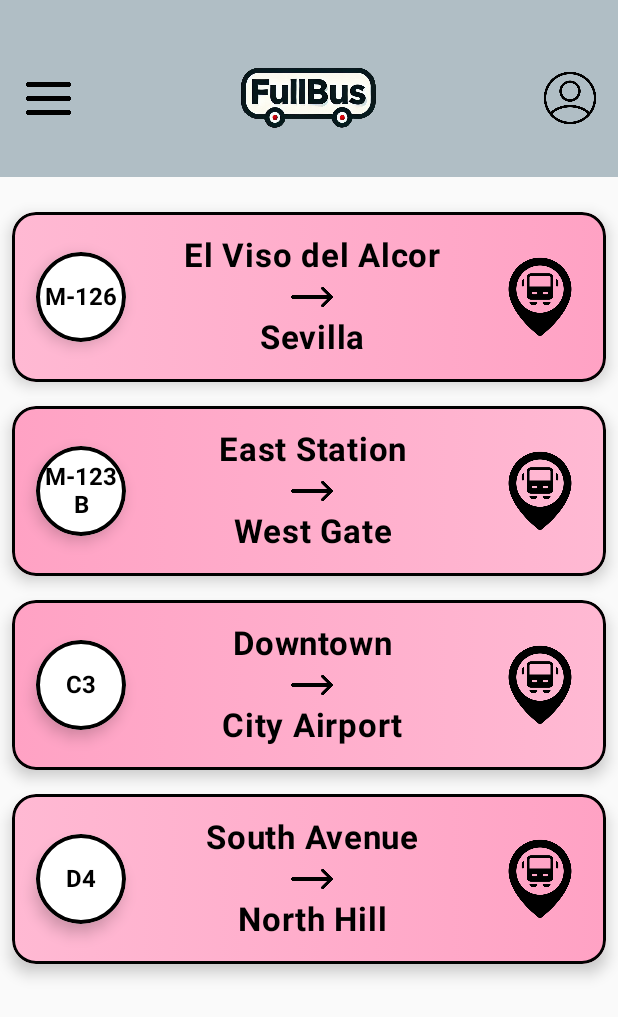
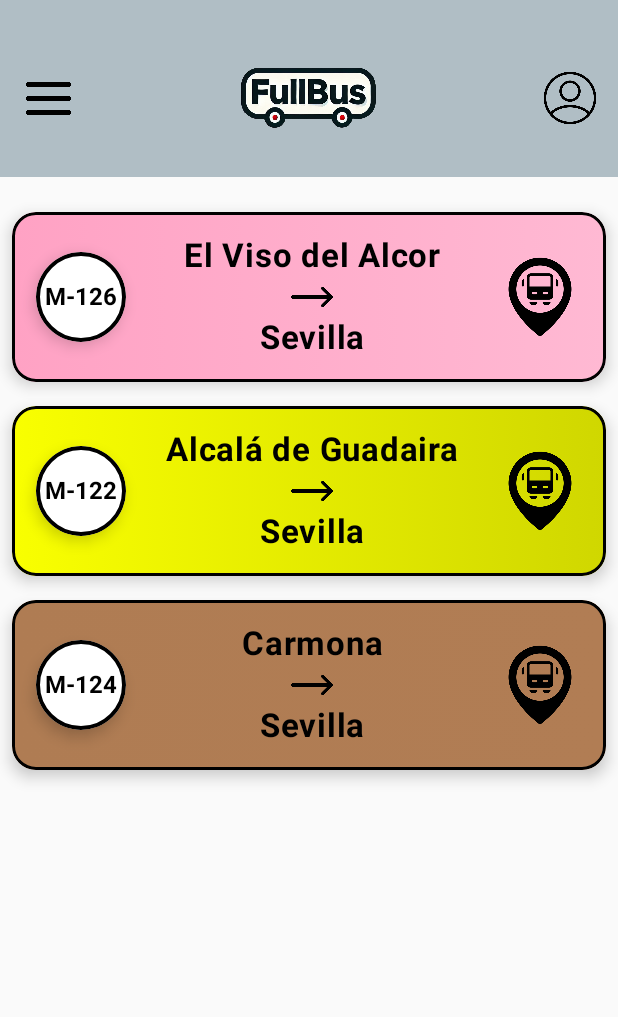
Before and after one commit to Adri833/FullBus, an Android app built with Jetpack Compose: the screen it shows after launch (MainActivity), on a phone screen of 412 x 824 dp. Shown: the top 1017 px of the screen. Run offline under Robolectric (Android 15) with nearby library versions, the phone set to English and light mode, and no system bars; our stand-ins replace AdMob, Dagger/Hilt's generated code; 1 statement that could not run was skipped.

Commit message:
RecyclerView Added

```diff
--- a/app/src/main/java/es/thatapps/fullbus/presentation/components/BusInfoBox.kt
+++ b/app/src/main/java/es/thatapps/fullbus/presentation/components/BusInfoBox.kt
@@ -100,7 +100,7 @@
                         textAlign = TextAlign.Center,
                         fontWeight = Bold,
                         modifier = Modifier
-                            .width(180.dp)
+                            .width(200.dp)
                     )
 
                     Spacer(modifier = Modifier.width(8.dp))
@@ -145,7 +145,7 @@
         lineNumber = "M-126",
         backgroundColor1 = Color(0xFFffb9d3),
         backgroundColor2 = Color(0xFFffa2c4),
-        origin = "El Viso del Alcor",
+        origin = "Alcala de Guadaira",
         destination = "Sevilla",
         onClick = {}
     )
--- a/app/src/main/java/es/thatapps/fullbus/presentation/home/domain/BusLineDomain.kt
+++ b/app/src/main/java/es/thatapps/fullbus/presentation/home/domain/BusLineDomain.kt
@@ -23,37 +23,29 @@
                 origin = "El Viso del Alcor",
                 destination = "Sevilla",
                 color = BusLineColorsDomain(
-                    colorBase = Color(0xFFffb9d3),
-                    colorAccent = Color(0xFFffa2c4)
-                )
-            ),
-            BusLineDomain(
-                line = "M-123B",
-                origin = "East Station",
-                destination = "West Gate",
-                color = BusLineColorsDomain(
                     colorBase = Color(0xFFffa2c4),
                     colorAccent = Color(0xFFffb9d3)
                 )
             ),
             BusLineDomain(
-                line = "C3",
-                origin = "Downtown",
-                destination = "City Airport",
+                line = "M-122",
+                origin = "Alcalá de Guadaira",
+                destination = "Sevilla",
                 color = BusLineColorsDomain(
-                    colorBase = Color(0xFFffa2c4),
-                    colorAccent = Color(0xFFffb9d3)
+                    colorBase = Color(0xFFf9ff00),
+                    colorAccent = Color(0xFFd0d700)
                 )
             ),
             BusLineDomain(
-                line = "D4",
-                origin = "South Avenue",
-                destination = "North Hill",
+                line = "M-124",
+                origin = "Carmona",
+                destination = "Sevilla",
                 color = BusLineColorsDomain(
-                    colorBase = Color(0xFFffb9d3),
-                    colorAccent = Color(0xFFffa2c4)
+                    colorBase = Color(0xFFaf7c53),
+                    colorAccent = Color(0xFFB17D54)
                 )
             ),
+
         )
     }
 }
--- a/app/src/main/java/es/thatapps/fullbus/presentation/home/presentation/HomeScreen.kt
+++ b/app/src/main/java/es/thatapps/fullbus/presentation/home/presentation/HomeScreen.kt
@@ -6,6 +6,7 @@
 import androidx.compose.foundation.layout.Spacer
 import androidx.compose.foundation.layout.fillMaxSize
 import androidx.compose.foundation.layout.height
+import androidx.compose.foundation.layout.wrapContentHeight
 import androidx.compose.foundation.lazy.LazyColumn
 import androidx.compose.foundation.lazy.itemsIndexed
 import androidx.compose.runtime.Composable
@@ -37,11 +38,15 @@
         // Contenido principal de la página con padding
         Column(
             modifier = Modifier
-                .fillMaxSize(),
+                .fillMaxSize()
+                .wrapContentHeight(),
             verticalArrangement = Arrangement.Top,
             horizontalAlignment = Alignment.CenterHorizontally
         ) {
-            LazyColumn(content = {
+            LazyColumn(
+                // Se ancla entre el Header y el AdBanner
+                modifier = Modifier.weight(1f),
+                content = {
                 itemsIndexed(BusLineMockData.getMockBusLines()) { _, item ->
                     item.apply {
                         BusInfoBox(
@@ -55,18 +60,16 @@
                         }
                     }
                 }
-            }, modifier = Modifier
-                .fillMaxSize()
-                .height(360.dp)
+            }
             )
 
             // Espacio en blanco hasta la parte inferior de la pantalla
-            Spacer(modifier = Modifier.weight(1f))
+            Spacer(modifier = Modifier.height(10.dp))
 
             // Solo muestra el banner si el contexto no es nulo
             AdBanner(context)
 
-            Spacer(modifier = Modifier.height(40.dp))
+            Spacer(modifier = Modifier.height(46.dp))
         }
     }
 }
```
